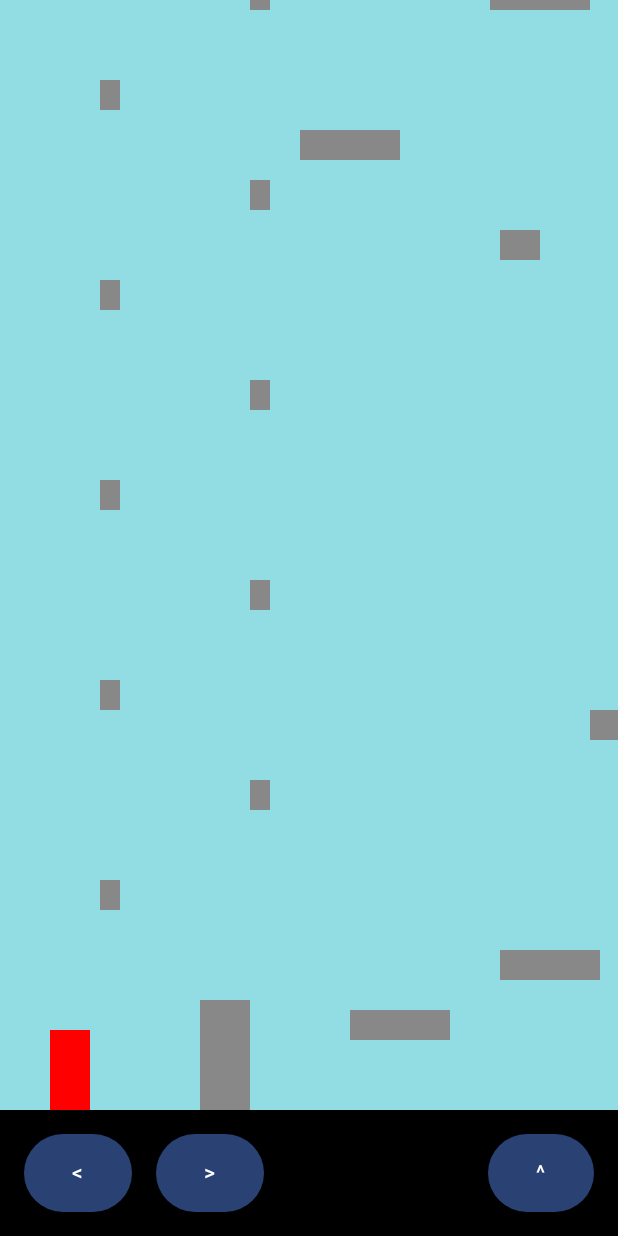
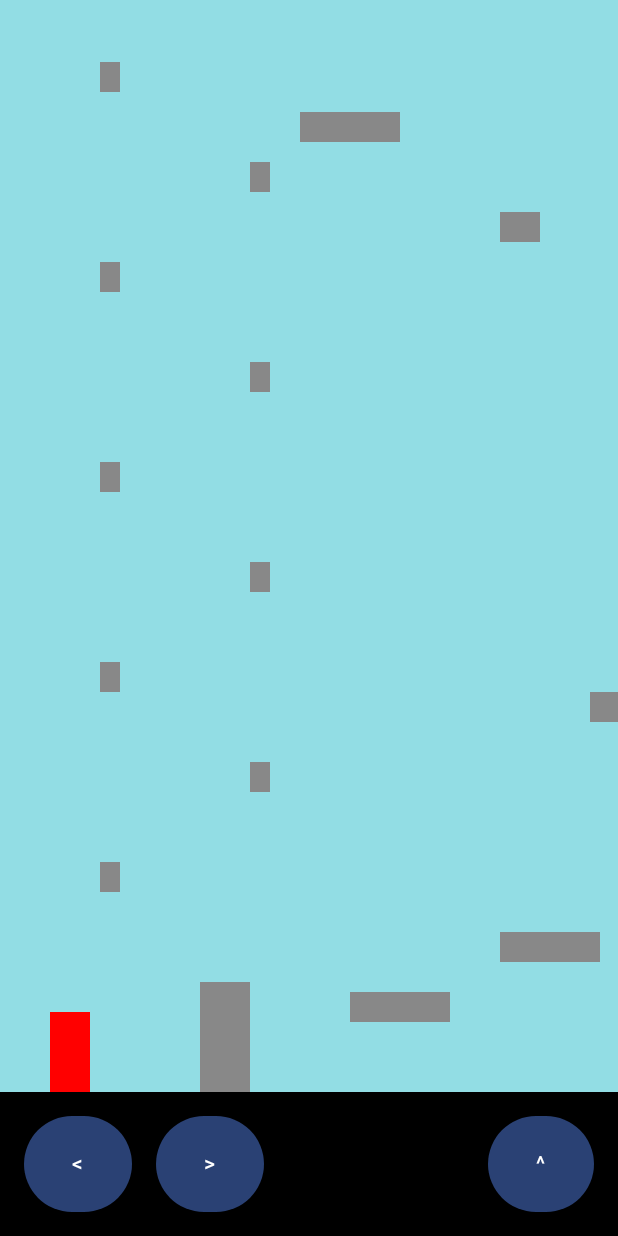
Before and after one commit to yDelouis/auguste, an Android app built with Jetpack Compose: the MarioActivity screen opened directly, with no data from a screen before it, on a phone screen of 412 x 824 dp. Run offline under Robolectric (Android 15) with nearby library versions, the phone set to English and light mode, and no system bars.

Commit message:
Taille des boutons

```diff
--- a/app/src/main/java/com/example/myapp/mario/MarioActivity.kt
+++ b/app/src/main/java/com/example/myapp/mario/MarioActivity.kt
@@ -12,6 +12,7 @@ import androidx.compose.foundation.layout.Row
 import androidx.compose.foundation.layout.Spacer
 import androidx.compose.foundation.layout.fillMaxSize
 import androidx.compose.foundation.layout.fillMaxWidth
+import androidx.compose.foundation.layout.height
 import androidx.compose.foundation.layout.padding
 import androidx.compose.foundation.layout.width
 import androidx.compose.material3.Button
@@ -79,7 +80,7 @@ private fun Bouton(text: String, onPressed: () -> Unit, onReleased: () -> Unit)
             }
         }
     }
-    Button(onClick = { }, interactionSource = interactionSource) {
+    Button(onClick = { }, interactionSource = interactionSource, modifier = Modifier.height(64.dp)) {
         Text(text, modifier = Modifier.padding(8.dp))
     }
 }
```
